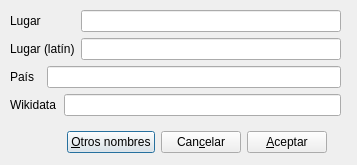
First picture: the form in gui/dlgnuevolugar.ui, repository rogorido/qtpredicadores, before the edit.
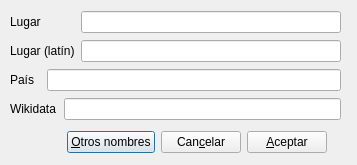
Second picture: the form after the edit.

Diff of the .ui file:
```diff
--- a/gui/dlgnuevolugar.ui
+++ b/gui/dlgnuevolugar.ui
@@ -19,7 +19,7 @@
      <x>10</x>
      <y>130</y>
      <width>317</width>
-     <height>24</height>
+     <height>25</height>
     </rect>
    </property>
    <layout class="QHBoxLayout" name="horizontalLayout">
@@ -65,7 +65,7 @@
      <x>10</x>
      <y>10</y>
      <width>331</width>
-     <height>108</height>
+     <height>112</height>
     </rect>
    </property>
    <layout class="QGridLayout" name="gridLayout">
```
Left out of the diff: 2 changed lines with no effect on the pictures.
